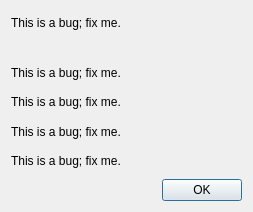
Above: ui/AboutDialog.ui from timbaker/ceed before the change. Below: the same form after it.
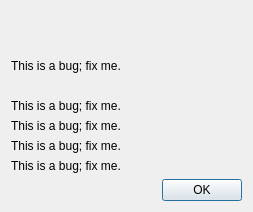
That is the form after the change.

Commit message: don't use ; moved prerequisites.py into version module; splash image added to about dialog

What changed in the file:
```diff
--- a/ui/AboutDialog.ui
+++ b/ui/AboutDialog.ui
@@ -26,6 +26,13 @@
    <bool>false</bool>
   </property>
   <layout class="QVBoxLayout" name="verticalLayout">
+   <item>
+    <widget class="QLabel" name="aboutImage">
+     <property name="text">
+      <string/>
+     </property>
+    </widget>
+   </item>
    <item>
     <layout class="QGridLayout" name="gridLayout">
      <property name="margin">
```
The commit also changes 6 other files.
